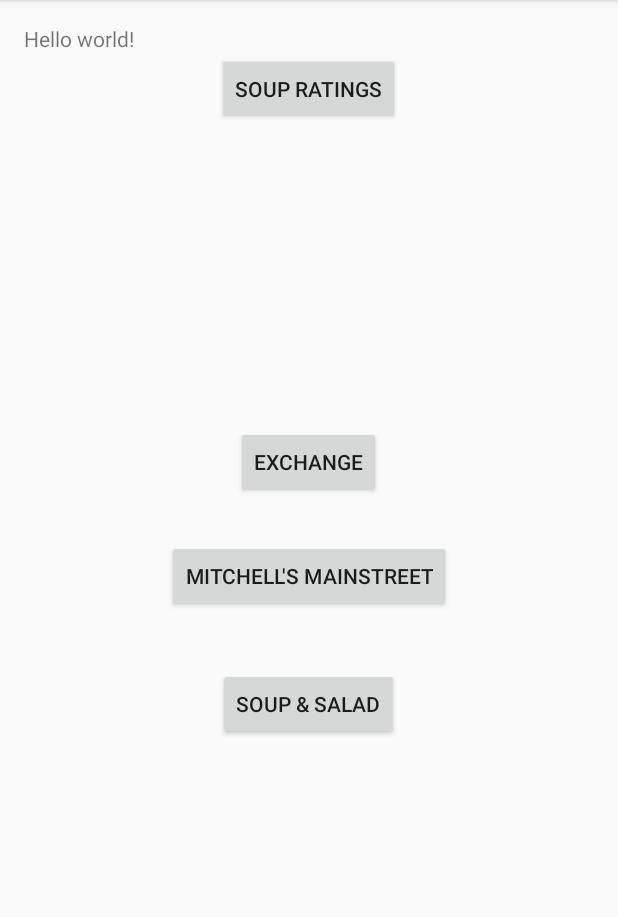
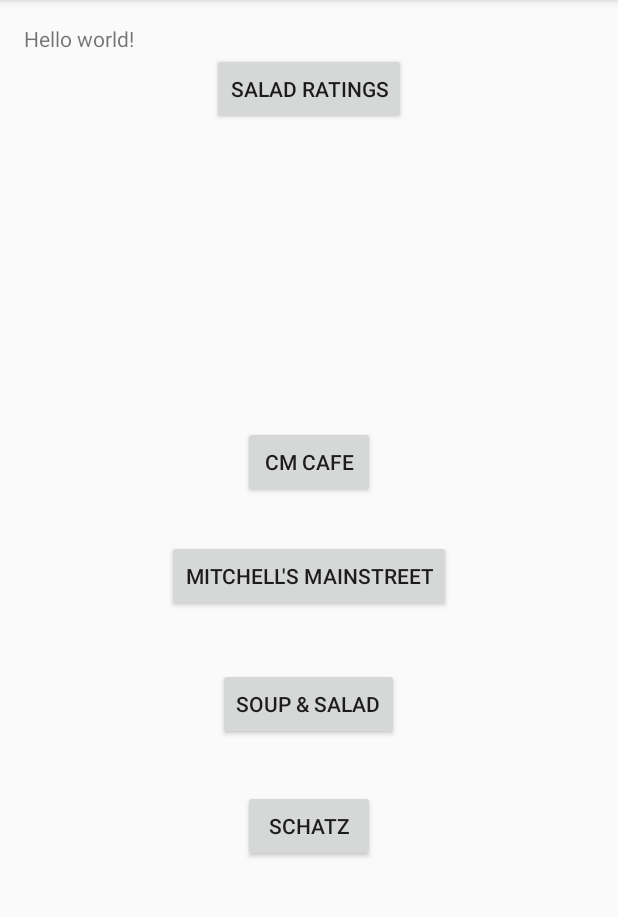
Before and after one commit to dagronlund/tartan-hacks-2016, an Android app: the screen it shows after launch (MainActivity), on a phone screen of 412 x 824 dp, the part 84-1001 px from its top. Run offline under Robolectric (Android 15) with nearby library versions, the phone set to English and light mode, and no system bars.

Commit message:
salad ratings
salad ratings

```diff
--- a/TartanHacksApp/app/src/main/res/layout/activity_main.xml
+++ b/TartanHacksApp/app/src/main/res/layout/activity_main.xml
@@ -21,7 +21,7 @@
     <Button
         android:layout_width="wrap_content"
         android:layout_height="wrap_content"
-        android:text="Exchange"
+        android:text="CM Cafe"
         android:id="@+id/button2"
         android:layout_above="@+id/button5"
         android:layout_centerHorizontal="true"
@@ -38,9 +38,18 @@
     <Button
         android:layout_width="wrap_content"
         android:layout_height="wrap_content"
-        android:text="soup ratings"
+        android:text="salad ratings"
         android:id="@+id/button"
         android:layout_below="@+id/textView"
         android:layout_centerHorizontal="true" />
 
+    <Button
+        android:layout_width="wrap_content"
+        android:layout_height="wrap_content"
+        android:text="schatz"
+        android:id="@+id/button4"
+        android:layout_below="@+id/button3"
+        android:layout_centerHorizontal="true"
+        android:layout_marginTop="33dp" />
+
 </RelativeLayout>
```
